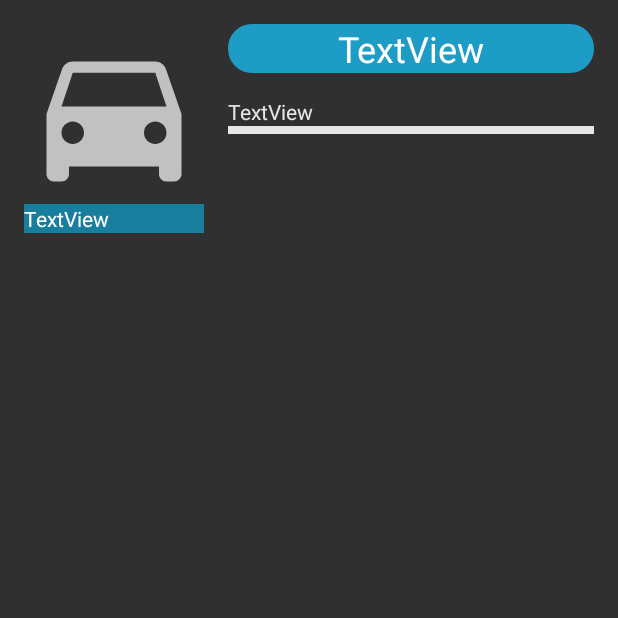
After one commit to MiguelAngel-9k/Moviles-app, an Android app: the fragment PostContentFragment shown on its own in the app's theme, on a phone screen of 412 x 824 dp, the top half of it. The commit adds this screen. Run offline under Robolectric (Android 15) with nearby library versions, the phone set to English and light mode, and no system bars.

Commit message:
Post activity done

```diff
--- /dev/null
+++ b/app/src/main/java/com/example/mkx_app/PostContentFragment.kt
@@ -0,0 +1,59 @@
+package com.example.mkx_app
+
+import android.os.Bundle
+import androidx.fragment.app.Fragment
+import android.view.LayoutInflater
+import android.view.View
+import android.view.ViewGroup
+
+// TODO: Rename parameter arguments, choose names that match
+// the fragment initialization parameters, e.g. ARG_ITEM_NUMBER
+private const val ARG_PARAM1 = "param1"
+private const val ARG_PARAM2 = "param2"
+
+/**
+ * A simple [Fragment] subclass.
+ * Use the [PostContentFragment.newInstance] factory method to
+ * create an instance of this fragment.
+ */
+class PostContentFragment : Fragment() {
+    // TODO: Rename and change types of parameters
+    private var param1: String? = null
+    private var param2: String? = null
+
+    override fun onCreate(savedInstanceState: Bundle?) {
+        super.onCreate(savedInstanceState)
+        arguments?.let {
+            param1 = it.getString(ARG_PARAM1)
+            param2 = it.getString(ARG_PARAM2)
+        }
+    }
+
+    override fun onCreateView(
+        inflater: LayoutInflater, container: ViewGroup?,
+        savedInstanceState: Bundle?
+    ): View? {
+        // Inflate the layout for this fragment
+        return inflater.inflate(R.layout.fragment_post_content, container, false)
+    }
+
+    companion object {
+        /**
+         * Use this factory method to create a new instance of
+         * this fragment using the provided parameters.
+         *
+         * @param param1 Parameter 1.
+         * @param param2 Parameter 2.
+         * @return A new instance of fragment PostContentFragment.
+         */
+        // TODO: Rename and change types and number of parameters
+        @JvmStatic
+        fun newInstance(param1: String, param2: String) =
+            PostContentFragment().apply {
+                arguments = Bundle().apply {
+                    putString(ARG_PARAM1, param1)
+                    putString(ARG_PARAM2, param2)
+                }
+            }
+    }
+}
--- /dev/null
+++ b/app/src/main/res/layout/fragment_post_content.xml
@@ -0,0 +1,68 @@
+<?xml version="1.0" encoding="utf-8"?>
+<androidx.constraintlayout.widget.ConstraintLayout xmlns:android="http://schemas.android.com/apk/res/android"
+    xmlns:app="http://schemas.android.com/apk/res-auto"
+    xmlns:tools="http://schemas.android.com/tools"
+    android:layout_width="match_parent"
+    android:layout_height="wrap_content"
+    tools:context=".PostContentFragment">
+
+    <ImageView
+        android:id="@+id/imageView11"
+        android:layout_width="120dp"
+        android:layout_height="120dp"
+        android:layout_marginStart="16dp"
+        android:layout_marginTop="16dp"
+        android:src="@drawable/ic_directions_car_24"
+        app:layout_constraintStart_toStartOf="parent"
+        app:layout_constraintTop_toTopOf="parent" />
+
+    <TextView
+        android:id="@+id/textView2"
+        style="@style/Theme.MKXAPP.post_title"
+        android:layout_width="0dp"
+        android:layout_height="wrap_content"
+        android:layout_marginBottom="16dp"
+        android:background="@color/dark_blue"
+        android:text="TextView"
+        android:textAlignment="textStart"
+        app:layout_constraintBottom_toBottomOf="parent"
+        app:layout_constraintEnd_toEndOf="@+id/imageView11"
+        app:layout_constraintStart_toStartOf="@+id/imageView11"
+        app:layout_constraintTop_toBottomOf="@+id/imageView11" />
+
+    <TextView
+        android:id="@+id/textView3"
+        style="@style/Theme.MKXAPP.post_title"
+        android:layout_width="0dp"
+        android:layout_height="wrap_content"
+        android:layout_marginStart="16dp"
+        android:layout_marginEnd="16dp"
+        android:background="@drawable/commet_container_rounded"
+        android:text="TextView"
+        android:textSize="24sp"
+        app:layout_constraintEnd_toEndOf="parent"
+        app:layout_constraintHorizontal_bias="0.0"
+        app:layout_constraintStart_toEndOf="@+id/imageView11"
+        app:layout_constraintTop_toTopOf="@+id/imageView11" />
+
+    <TextView
+        android:id="@+id/textView4"
+        android:layout_width="0dp"
+        android:layout_height="wrap_content"
+        android:layout_marginTop="16dp"
+        android:text="TextView"
+        android:textColor="@color/primary_text"
+        app:layout_constraintEnd_toEndOf="@+id/textView3"
+        app:layout_constraintStart_toStartOf="@+id/textView3"
+        app:layout_constraintTop_toBottomOf="@+id/textView3" />
+
+    <FrameLayout
+        android:layout_width="0dp"
+        android:layout_height="5dp"
+        android:background="@color/primary_text"
+        app:layout_constraintEnd_toEndOf="@+id/textView4"
+        app:layout_constraintStart_toStartOf="@+id/textView4"
+        app:layout_constraintTop_toBottomOf="@+id/textView4">
+
+    </FrameLayout>
+</androidx.constraintlayout.widget.ConstraintLayout>
--- a/app/src/main/res/values/strings.xml
+++ b/app/src/main/res/values/strings.xml
@@ -17,4 +17,6 @@
     <string name="log_out">Log out</string>
     <string name="comment_button">Comment</string>
     <string name="post_button">Post</string>
+    <string name="images">Images</string>
+    <string name="documents">Documents</string>
 </resources>
--- a/app/src/main/res/values/styles.xml
+++ b/app/src/main/res/values/styles.xml
@@ -49,7 +49,7 @@
     <style name="Theme.MKXAPP.post_title">
         <item name="background">@drawable/post_title_rounded</item>
         <item name="android:textAlignment">center</item>
-        <item name="android:textSize">18sp</item>
+        <item name="android:textSize">14sp</item>
     </style>
     <style name="Theme.MKXAPP.post_user">
         <item name="android:textStyle">italic</item>
```
Also changed, not shown: app/src/main/AndroidManifest.xml (+8 -3 lines), app/src/main/java/com/example/mkx_app/PostActivity.kt (added, +33 -0 lines), app/src/main/java/com/example/mkx_app/PostDocumentAdapter.kt (added, +29 -0 lines), app/src/main/java/com/example/mkx_app/PostImagesAdapter.kt (added, +29 -0 lines), app/src/main/res/layout/activity_post.xml (added, +134 -0 lines), app/src/main/res/layout/document_view.xml (added, +22 -0 lines), app/src/main/res/layout/images_view.xml (added, +22 -0 lines).
